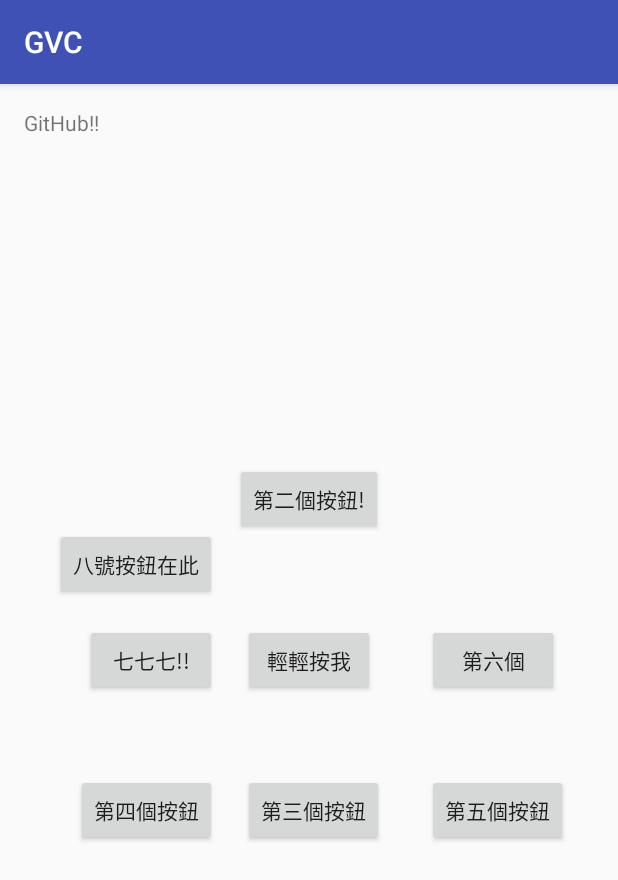
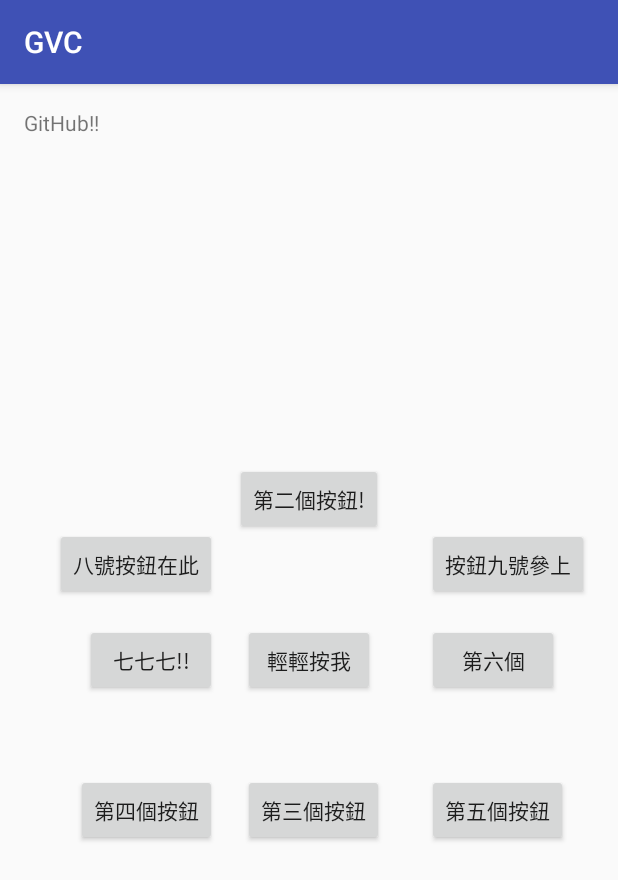
Before and after one commit to java7sparrow7development/SE-GitB-Project, an Android app: the screen it shows after launch (MainActivity), on a phone screen of 412 x 824 dp. Shown: the top 880 px of the screen. Run offline under Robolectric (Android 15) with nearby library versions, the phone set to English and light mode, and no system bars.

Commit message:
第九個按鈕

```diff
--- a/app/src/main/res/layout/activity_main.xml
+++ b/app/src/main/res/layout/activity_main.xml
@@ -84,4 +84,12 @@
         android:layout_alignEnd="@+id/button7"
         android:layout_marginBottom="16dp" />
 
+    <Button
+        android:text="按鈕九號參上"
+        android:layout_width="wrap_content"
+        android:layout_height="wrap_content"
+        android:layout_alignBottom="@+id/button8"
+        android:layout_alignStart="@+id/button6"
+        android:id="@+id/button9" />
+
 </RelativeLayout>
```
